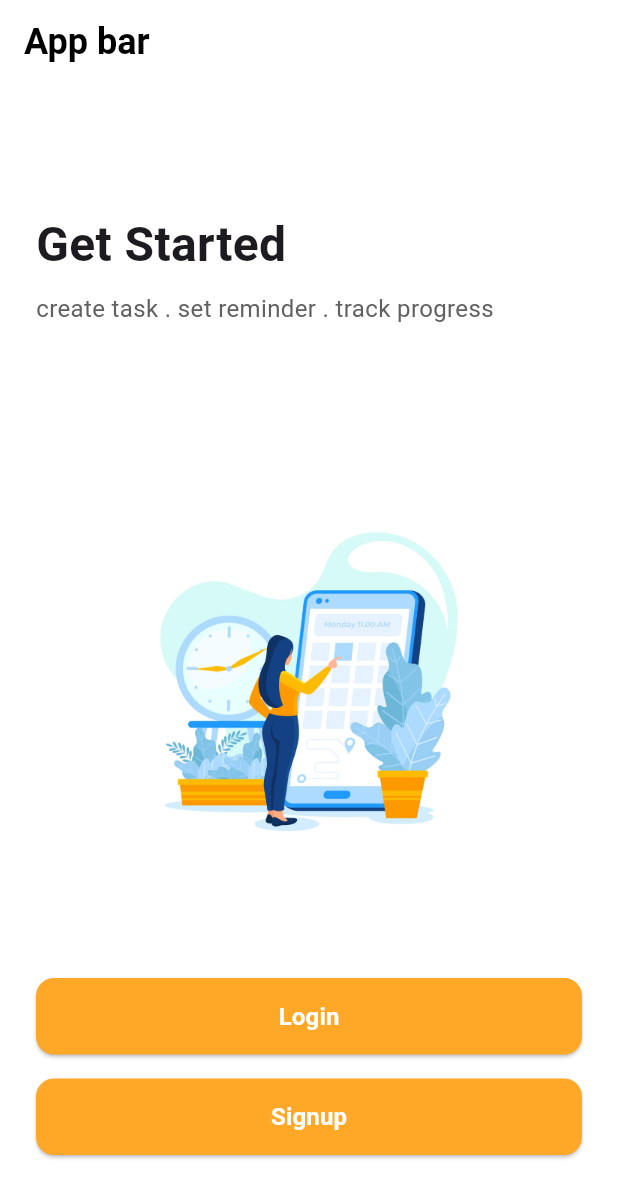
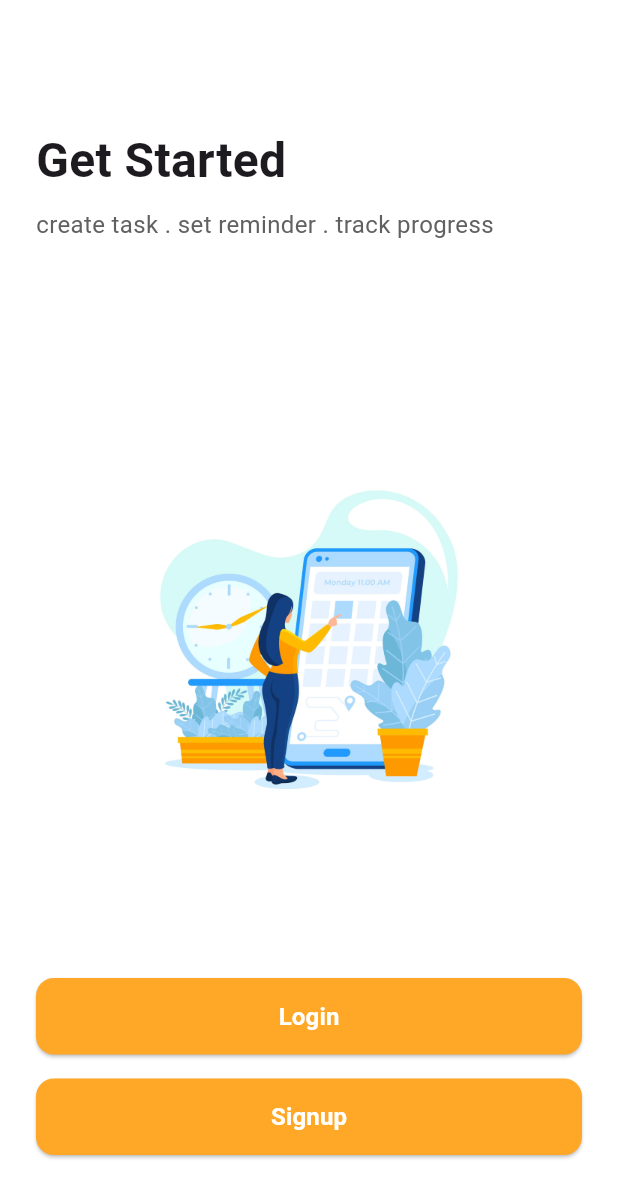
Before and after one commit to iabdullahmahfooz/dooit, a Flutter app: the screen it shows after launch, on a phone screen of 412 x 824 dp. Shown: the top 1198 px of the screen. Run offline on Flutter 3.47's test engine with Material 3 defaults, Android fonts, the phone set to English and light mode, and no system bars.

Commit message:
resolved bugs in app bar

```diff
--- a/lib/views/get_started_screen/get_started_screen.dart
+++ b/lib/views/get_started_screen/get_started_screen.dart
@@ -1,6 +1,5 @@
 import 'package:flutter/material.dart';
 import '../../widgets/custom_button.dart';
-import '../../widgets/app_bar.dart';
 
 class GetStartedScreen extends StatelessWidget {
   const GetStartedScreen({super.key});
@@ -8,7 +7,6 @@ class GetStartedScreen extends StatelessWidget {
   @override
   Widget build(BuildContext context) {
     return Scaffold(
-      appBar: simpleAppBar('App bar'),
       body: Padding(
         padding: const EdgeInsets.all(24.0),
         child: Column(
```
